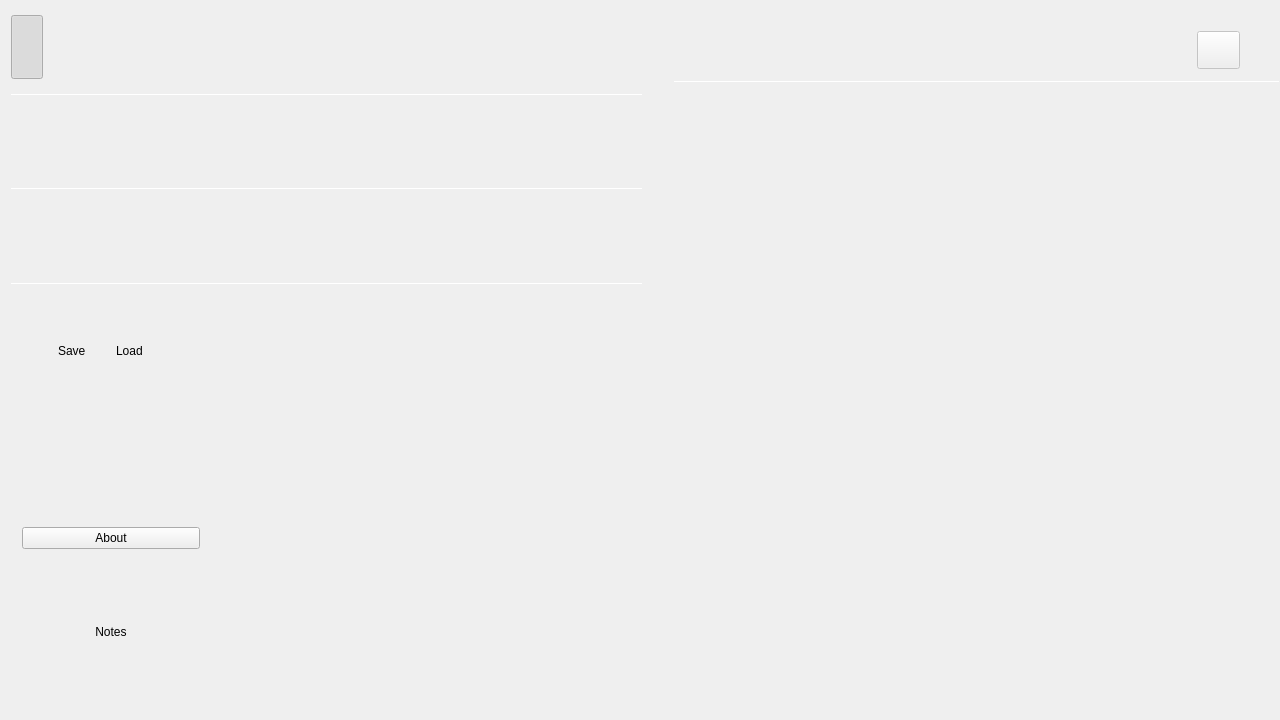
analogdevicesinc/scopy, file ui/tool_launcher.ui: the form before one commit.
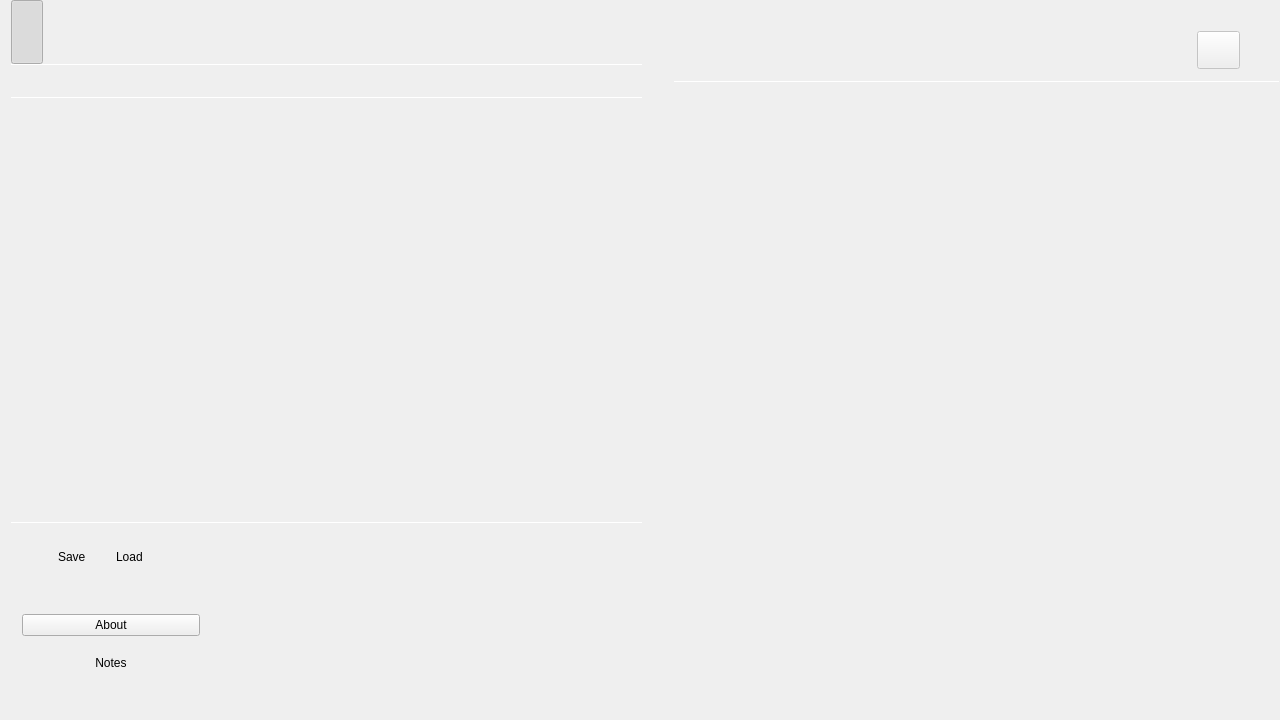
The form after the commit. Icons and pictures are not drawn. Custom widgets are drawn as their Qt base class.

Commit message: gui: added scroll area for tools menu

The edit to the form file:
```diff
--- a/ui/tool_launcher.ui
+++ b/ui/tool_launcher.ui
@@ -314,7 +314,25 @@
         </widget>
        </item>
        <item>
-        <widget class="QWidget" name="menuContainer" native="true">
+        <widget class="QScrollArea" name="scrollArea">
+         <property name="frameShape">
+          <enum>QFrame::NoFrame</enum>
+         </property>
+         <property name="horizontalScrollBarPolicy">
+          <enum>Qt::ScrollBarAlwaysOff</enum>
+         </property>
+         <property name="widgetResizable">
+          <bool>true</bool>
+         </property>
+         <widget class="QWidget" name="menuContainer">
+          <property name="geometry">
+           <rect>
+            <x>0</x>
+            <y>0</y>
+            <width>633</width>
+            <height>416</height>
+           </rect>
+          </property>
          <layout class="QVBoxLayout" name="menuContainerLayout">
           <property name="spacing">
            <number>0</number>
@@ -333,6 +351,7 @@
           </property>
          </layout>
         </widget>
+        </widget>
        </item>
        <item>
         <widget class="Line" name="line">
```
Left out of the diff: 3 changed lines with no effect on the pictures. Lines whose indentation alone changed are shown as unchanged.
